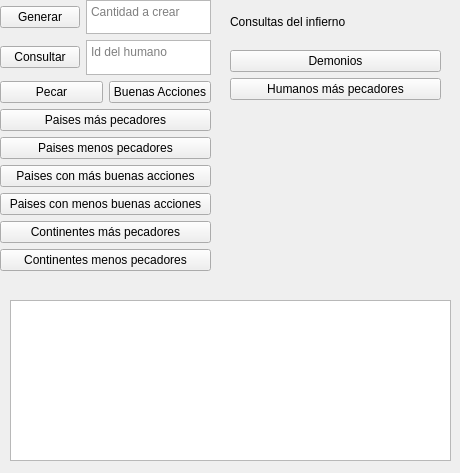
madri308/Heaven_vs_Hell, file progra2/worldwindow.ui: the form before one commit.
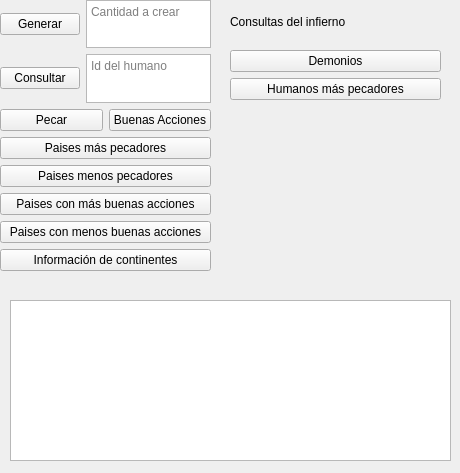
The form after the commit. Icons and pictures are not drawn.

```diff
--- a/progra2/worldwindow.ui
+++ b/progra2/worldwindow.ui
@@ -162,17 +162,10 @@
        </property>
       </widget>
      </item>
-     <item>
-      <widget class="QPushButton" name="CS">
-       <property name="text">
-        <string>Continentes más pecadores</string>
-       </property>
-      </widget>
-     </item>
      <item>
       <widget class="QPushButton" name="CGD">
        <property name="text">
-        <string>Continentes menos pecadores</string>
+        <string>Información de continentes</string>
        </property>
       </widget>
      </item>
```
